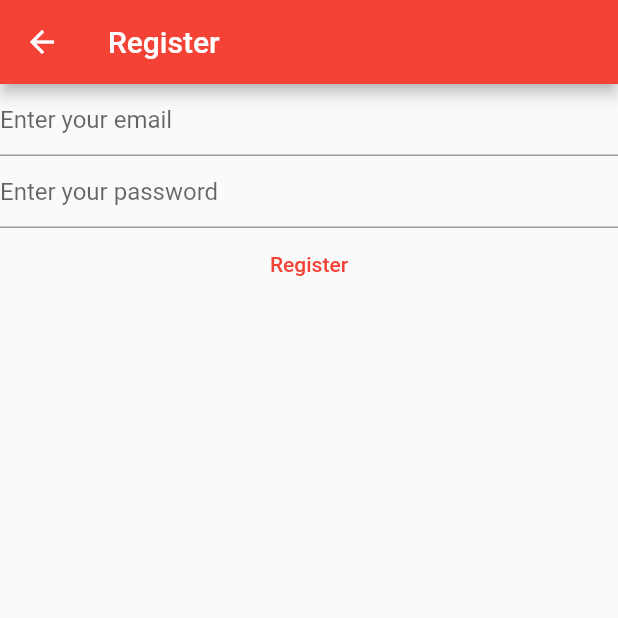
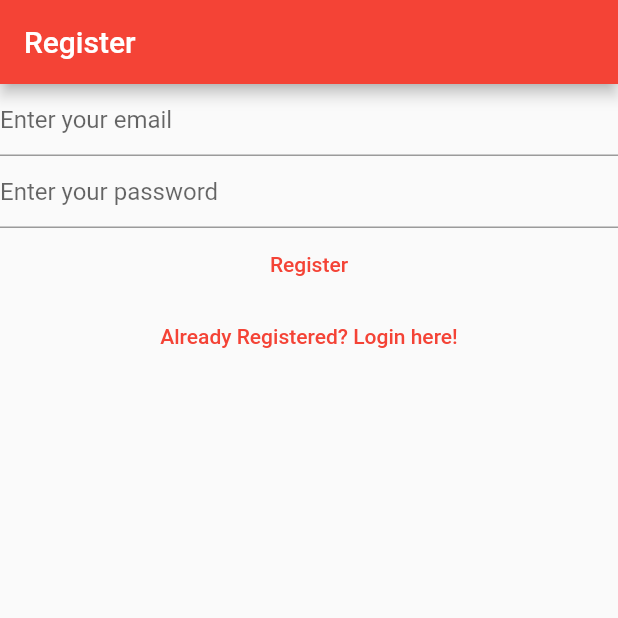
Before and after one commit to mohamedBalkhi/my-notes-mbalkhi, a Flutter app: the RegisterView screen opened directly, on a phone screen of 412 x 824 dp, the top half of it. Run offline on Flutter 3.47's test engine with Material 2 defaults, Android fonts, the phone set to English and light mode, and no system bars; our stand-ins replace firebase_auth, firebase_core; accounts and stored records are empty.

Commit message:
Second commit

```diff
--- a/lib/views/register_view.dart
+++ b/lib/views/register_view.dart
@@ -1,8 +1,5 @@
 import 'package:firebase_auth/firebase_auth.dart';
-import 'package:firebase_core/firebase_core.dart';
 import 'package:flutter/material.dart';
-
-import 'package:my_note_app/firebase_options.dart';
 
 class RegisterView extends StatefulWidget {
   const RegisterView({super.key});
@@ -32,17 +29,8 @@
   @override
   Widget build(BuildContext context) {
     return Scaffold(
-      appBar: AppBar(
-        title: const Text('Register'),
-      ),
-      body: FutureBuilder(
-          future: Firebase.initializeApp(
-            options: DefaultFirebaseOptions.currentPlatform,
-          ),
-          builder: (context, snapshot) {
-            switch (snapshot.connectionState) {
-              case ConnectionState.done:
-                return Column(
+      appBar: AppBar(title: const Text('Register')),
+      body: Column(
         children: [
           TextField(
             controller: _email,
@@ -67,8 +55,8 @@
               final email = _email.text;
               final password = _password.text;
               try {
-                          final userCredential = await FirebaseAuth.instance
-                              .createUserWithEmailAndPassword(
+                final userCredential =
+                    await FirebaseAuth.instance.createUserWithEmailAndPassword(
                   email: email,
                   password: password,
                 );
@@ -85,12 +73,14 @@
             },
             child: const Text('Register'),
           ),
+          TextButton(
+              onPressed: () {
+                Navigator.of(context)
+                    .pushNamedAndRemoveUntil('/login/', (route) => false);
+              },
+              child: const Text('Already Registered? Login here!'))
         ],
-                );
-              default:
-                return const Text('Loading...');
-            }
-          }),
+      ),
     );
   }
 }
```
Also changed, not shown: lib/main.dart (+16 -39 lines), lib/views/login_view.dart (+10 -18 lines), lib/views/verify_email_view.dart (added, +29 -0 lines). Lines whose indentation alone changed are shown as unchanged.
